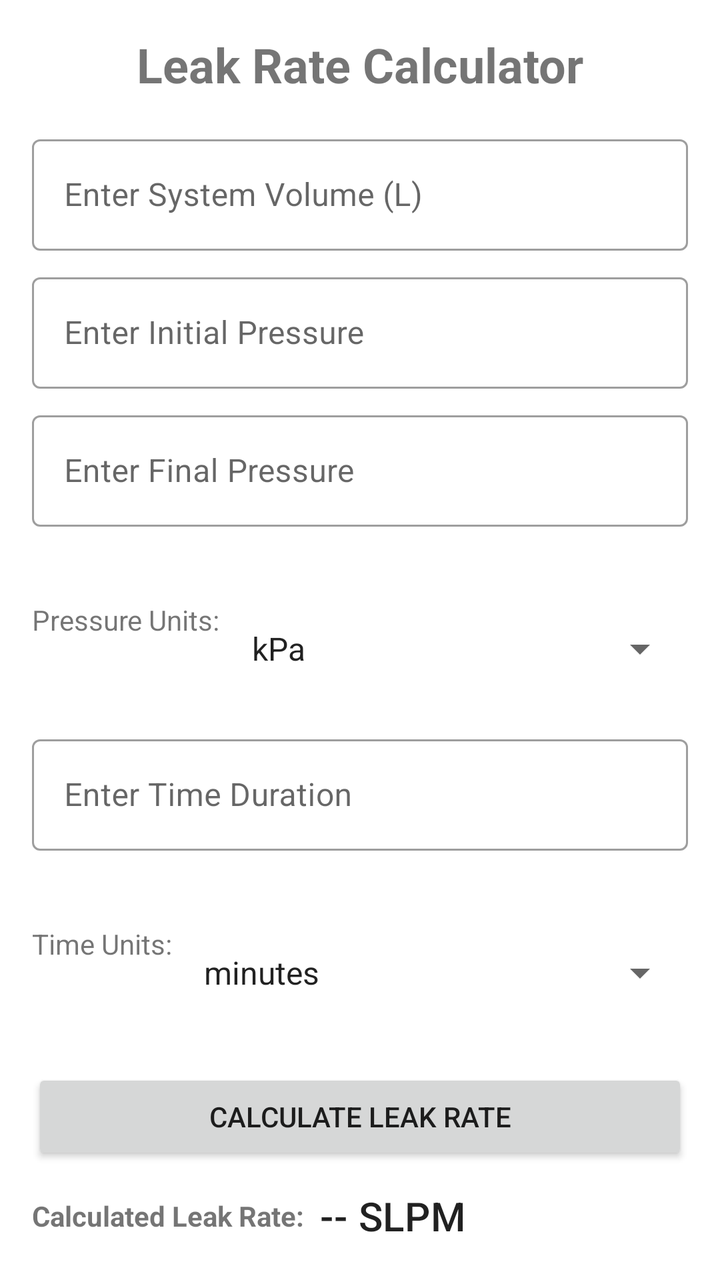
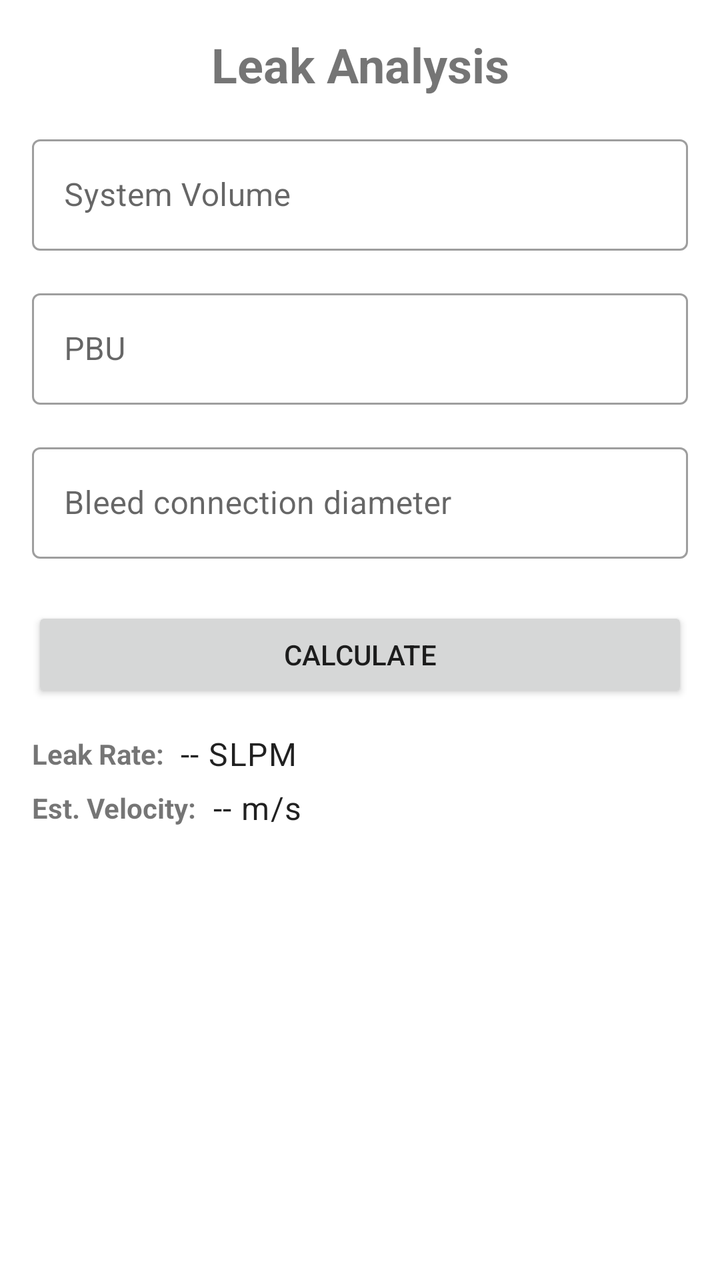

Before-and-after screenshots of an Android layout around one commit, followed by the original layout XML and the change that was made.
<!-- AndroidManifest.xml: application theme Theme.ValveTight -->
<!-- res/layout/activity_leak_rate.xml -->
<?xml version="1.0" encoding="utf-8"?>
<androidx.core.widget.NestedScrollView xmlns:android="http://schemas.android.com/apk/res/android"
    xmlns:app="http://schemas.android.com/apk/res-auto"
    xmlns:tools="http://schemas.android.com/tools"
    android:layout_width="match_parent"
    android:layout_height="match_parent"
    android:fillViewport="true">

    <androidx.constraintlayout.widget.ConstraintLayout
        android:layout_width="match_parent"
        android:layout_height="wrap_content"
        android:padding="16dp"
        tools:context=".LeakRateActivity">

        <TextView
            android:id="@+id/textViewLeakRateTitle"
            android:layout_width="wrap_content"
            android:layout_height="wrap_content"
            android:text="@string/leak_rate_activity_title"
            android:textSize="24sp"
            android:textStyle="bold"
            app:layout_constraintTop_toTopOf="parent"
            app:layout_constraintStart_toStartOf="parent"
            app:layout_constraintEnd_toEndOf="parent" />

        
        <com.google.android.material.textfield.TextInputLayout
            android:id="@+id/textInputLayoutSystemVolume"
            style="@style/Widget.MaterialComponents.TextInputLayout.OutlinedBox"
            android:layout_width="0dp"
            android:layout_height="wrap_content"
            android:layout_marginTop="16dp"
            android:hint="@string/system_volume_hint_editable"
            app:layout_constraintTop_toBottomOf="@id/textViewLeakRateTitle"
            app:layout_constraintStart_toStartOf="parent"
            app:layout_constraintEnd_toEndOf="parent">

            <com.google.android.material.textfield.TextInputEditText
                android:id="@+id/editTextSystemVolumeLiters"
                android:layout_width="match_parent"
                android:layout_height="wrap_content"
                android:inputType="numberDecimal" />
        </com.google.android.material.textfield.TextInputLayout>

        
        <com.google.android.material.textfield.TextInputLayout
            android:id="@+id/textInputLayoutInitialPressure"
            style="@style/Widget.MaterialComponents.TextInputLayout.OutlinedBox"
            android:layout_width="0dp"
            android:layout_height="wrap_content"
            android:layout_marginTop="8dp"
            android:hint="@string/initial_pressure_hint"
            app:layout_constraintTop_toBottomOf="@id/textInputLayoutSystemVolume"
            app:layout_constraintStart_toStartOf="parent"
            app:layout_constraintEnd_toEndOf="parent">

            <com.google.android.material.textfield.TextInputEditText
                android:id="@+id/editTextInitialPressure"
                android:layout_width="match_parent"
                android:layout_height="wrap_content"
                android:inputType="numberDecimal" />
        </com.google.android.material.textfield.TextInputLayout>

        
        <com.google.android.material.textfield.TextInputLayout
            android:id="@+id/textInputLayoutFinalPressure"
            style="@style/Widget.MaterialComponents.TextInputLayout.OutlinedBox"
            android:layout_width="0dp"
            android:layout_height="wrap_content"
            android:layout_marginTop="8dp"
            android:hint="@string/final_pressure_hint"
            app:layout_constraintTop_toBottomOf="@id/textInputLayoutInitialPressure"
            app:layout_constraintStart_toStartOf="parent"
            app:layout_constraintEnd_toEndOf="parent">

            <com.google.android.material.textfield.TextInputEditText
                android:id="@+id/editTextFinalPressure"
                android:layout_width="match_parent"
                android:layout_height="wrap_content"
                android:inputType="numberDecimal" />
        </com.google.android.material.textfield.TextInputLayout>

        
        <TextView
            android:id="@+id/textViewPressureUnitsLabel"
            android:layout_width="wrap_content"
            android:layout_height="wrap_content"
            android:layout_marginTop="8dp"
            android:text="@string/pressure_units_label"
            app:layout_constraintTop_toBottomOf="@id/textInputLayoutFinalPressure"
            app:layout_constraintStart_toStartOf="parent"
            app:layout_constraintBottom_toBottomOf="@id/spinnerPressureUnits"/>

        
        <Spinner
            android:id="@+id/spinnerPressureUnits"
            android:layout_width="0dp"
            android:layout_height="wrap_content"
            android:minHeight="48dp"
            android:layout_marginStart="8dp"
            app:layout_constraintTop_toTopOf="@id/textViewPressureUnitsLabel"
            app:layout_constraintStart_toEndOf="@id/textViewPressureUnitsLabel"
            app:layout_constraintEnd_toEndOf="parent"
            android:entries="@array/pressure_units_array" />

        
        <com.google.android.material.textfield.TextInputLayout
            android:id="@+id/textInputLayoutTimeDuration"
            style="@style/Widget.MaterialComponents.TextInputLayout.OutlinedBox"
            android:layout_width="0dp"
            android:layout_height="wrap_content"
            android:layout_marginTop="16dp"
            android:hint="@string/time_duration_hint"
            app:layout_constraintTop_toBottomOf="@id/spinnerPressureUnits"
            app:layout_constraintStart_toStartOf="parent"
            app:layout_constraintEnd_toEndOf="parent">

            <com.google.android.material.textfield.TextInputEditText
                android:id="@+id/editTextTimeDuration"
                android:layout_width="match_parent"
                android:layout_height="wrap_content"
                android:inputType="numberDecimal" />
        </com.google.android.material.textfield.TextInputLayout>

        
        <TextView
            android:id="@+id/textViewTimeUnitsLabel"
            android:layout_width="wrap_content"
            android:layout_height="wrap_content"
            android:layout_marginTop="8dp"
            android:text="@string/time_units_label"
            app:layout_constraintTop_toBottomOf="@id/textInputLayoutTimeDuration"
            app:layout_constraintStart_toStartOf="parent"
            app:layout_constraintBottom_toBottomOf="@id/spinnerTimeUnits"/>

        
        <Spinner
            android:id="@+id/spinnerTimeUnits"
            android:layout_width="0dp"
            android:layout_height="wrap_content"
            android:minHeight="48dp"
            android:layout_marginStart="8dp"
            app:layout_constraintTop_toTopOf="@id/textViewTimeUnitsLabel"
            app:layout_constraintStart_toEndOf="@id/textViewTimeUnitsLabel"
            app:layout_constraintEnd_toEndOf="parent"
            android:entries="@array/time_units_array" />

        
        <Button
            android:id="@+id/buttonCalculateLeakRate"
            android:layout_width="0dp"
            android:layout_height="wrap_content"
            android:minHeight="48dp"
            android:layout_marginTop="24dp"
            android:text="@string/calculate_leak_rate_button"
            app:layout_constraintTop_toBottomOf="@id/spinnerTimeUnits"
            app:layout_constraintStart_toStartOf="parent"
            app:layout_constraintEnd_toEndOf="parent"/>

        
        <TextView
            android:id="@+id/textViewCalculatedLeakRateLabel"
            android:layout_width="wrap_content"
            android:layout_height="wrap_content"
            android:layout_marginTop="16dp"
            android:text="@string/calculated_leak_rate_label"
            android:textStyle="bold"
            app:layout_constraintTop_toBottomOf="@id/buttonCalculateLeakRate"
            app:layout_constraintStart_toStartOf="parent"/>

        
        <TextView
            android:id="@+id/textViewLeakRateResult"
            android:layout_width="0dp"
            android:layout_height="wrap_content"
            android:layout_marginStart="8dp"
            android:text="@string/leak_rate_result_placeholder"
            android:textAppearance="?attr/textAppearanceHeadline6"
            app:layout_constraintTop_toTopOf="@id/textViewCalculatedLeakRateLabel"
            app:layout_constraintBottom_toBottomOf="@id/textViewCalculatedLeakRateLabel"
            app:layout_constraintStart_toEndOf="@id/textViewCalculatedLeakRateLabel"
            app:layout_constraintEnd_toEndOf="parent"/>

    </androidx.constraintlayout.widget.ConstraintLayout>
</androidx.core.widget.NestedScrollView>
<!-- resources referenced by this layout -->
<resources>
  <string-array name="pressure_units_array">
          <item>kPa</item>
          <item>bar</item>
          <item>psi</item>
          <item>Pa</item> 
      </string-array>
  <string-array name="time_units_array">
          <item>minutes</item>
          <item>seconds</item>
          <item>hours</item>
      </string-array>
  <string name="calculate_leak_rate_button">Calculate Leak Rate</string>
  <string name="calculated_leak_rate_label">Calculated Leak Rate:</string>
  <string name="final_pressure_hint">Enter Final Pressure</string>
  <string name="initial_pressure_hint">Enter Initial Pressure</string>
  <string name="leak_rate_activity_title">Leak Rate Calculator</string>
  <string name="leak_rate_result_placeholder">-- SLPM</string>
  <string name="pressure_units_label">Pressure Units:</string>
  <string name="system_volume_hint_editable">Enter System Volume (L)</string>
  <string name="time_duration_hint">Enter Time Duration</string>
  <string name="time_units_label">Time Units:</string>
  <style name="Theme.ValveTight" parent="Theme.MaterialComponents.Light.NoActionBar"> 
  
          
          <item name="colorPrimary">@color/purple_500</item>
          <item name="colorPrimaryVariant">@color/purple_700</item>
          <item name="colorOnPrimary">@color/white</item>
          
          <item name="colorSecondary">@color/teal_200</item>
          <item name="colorSecondaryVariant">@color/teal_700</item>
          <item name="colorOnSecondary">@color/black</item>
          
          <item name="android:statusBarColor" tools:targetApi="l">?attr/colorPrimaryVariant</item>
          
  
          
      </style>
  <color name="purple_500">#FF6200EE</color>
  <color name="purple_700">#FF3700B3</color>
  <color name="white">#FFFFFFFF</color>
  <color name="teal_200">#FF03DAC5</color>
  <color name="teal_700">#FF018786</color>
  <color name="black">#FF000000</color>
</resources>

<!-- the commit's change to res/layout/activity_leak_rate.xml (unified diff, before → after) -->
@@ -23,7 +23,6 @@
             app:layout_constraintStart_toStartOf="parent"
             app:layout_constraintEnd_toEndOf="parent" />
 
-        
         <com.google.android.material.textfield.TextInputLayout
             android:id="@+id/textInputLayoutSystemVolume"
             style="@style/Widget.MaterialComponents.TextInputLayout.OutlinedBox"
@@ -31,10 +30,10 @@
             android:layout_height="wrap_content"
             android:layout_marginTop="16dp"
             android:hint="@string/system_volume_hint_editable"
+            app:suffixText="L"
             app:layout_constraintTop_toBottomOf="@id/textViewLeakRateTitle"
             app:layout_constraintStart_toStartOf="parent"
             app:layout_constraintEnd_toEndOf="parent">
-
             <com.google.android.material.textfield.TextInputEditText
                 android:id="@+id/editTextSystemVolumeLiters"
                 android:layout_width="match_parent"
@@ -42,144 +41,94 @@
                 android:inputType="numberDecimal" />
         </com.google.android.material.textfield.TextInputLayout>
 
-        
         <com.google.android.material.textfield.TextInputLayout
-            android:id="@+id/textInputLayoutInitialPressure"
-            style="@style/Widget.MaterialComponents.TextInputLayout.OutlinedBox"
-            android:layout_width="0dp"
-            android:layout_height="wrap_content"
-            android:layout_marginTop="8dp"
-            android:hint="@string/initial_pressure_hint"
-            app:layout_constraintTop_toBottomOf="@id/textInputLayoutSystemVolume"
-            app:layout_constraintStart_toStartOf="parent"
-            app:layout_constraintEnd_toEndOf="parent">
-
-            <com.google.android.material.textfield.TextInputEditText
-                android:id="@+id/editTextInitialPressure"
-                android:layout_width="match_parent"
-                android:layout_height="wrap_content"
-                android:inputType="numberDecimal" />
-        </com.google.android.material.textfield.TextInputLayout>
-
-        
-        <com.google.android.material.textfield.TextInputLayout
-            android:id="@+id/textInputLayoutFinalPressure"
-            style="@style/Widget.MaterialComponents.TextInputLayout.OutlinedBox"
-            android:layout_width="0dp"
-            android:layout_height="wrap_content"
-            android:layout_marginTop="8dp"
-            android:hint="@string/final_pressure_hint"
-            app:layout_constraintTop_toBottomOf="@id/textInputLayoutInitialPressure"
-            app:layout_constraintStart_toStartOf="parent"
-            app:layout_constraintEnd_toEndOf="parent">
-
-            <com.google.android.material.textfield.TextInputEditText
-                android:id="@+id/editTextFinalPressure"
-                android:layout_width="match_parent"
-                android:layout_height="wrap_content"
-                android:inputType="numberDecimal" />
-        </com.google.android.material.textfield.TextInputLayout>
-
-        
-        <TextView
-            android:id="@+id/textViewPressureUnitsLabel"
-            android:layout_width="wrap_content"
-            android:layout_height="wrap_content"
-            android:layout_marginTop="8dp"
-            android:text="@string/pressure_units_label"
-            app:layout_constraintTop_toBottomOf="@id/textInputLayoutFinalPressure"
-            app:layout_constraintStart_toStartOf="parent"
-            app:layout_constraintBottom_toBottomOf="@id/spinnerPressureUnits"/>
-
-        
-        <Spinner
-            android:id="@+id/spinnerPressureUnits"
-            android:layout_width="0dp"
-            android:layout_height="wrap_content"
-            android:minHeight="48dp"
-            android:layout_marginStart="8dp"
-            app:layout_constraintTop_toTopOf="@id/textViewPressureUnitsLabel"
-            app:layout_constraintStart_toEndOf="@id/textViewPressureUnitsLabel"
-            app:layout_constraintEnd_toEndOf="parent"
-            android:entries="@array/pressure_units_array" />
-
-        
-        <com.google.android.material.textfield.TextInputLayout
-            android:id="@+id/textInputLayoutTimeDuration"
+            android:id="@+id/textInputLayoutPressureChangeRate"
             style="@style/Widget.MaterialComponents.TextInputLayout.OutlinedBox"
             android:layout_width="0dp"
             android:layout_height="wrap_content"
             android:layout_marginTop="16dp"
-            android:hint="@string/time_duration_hint"
-            app:layout_constraintTop_toBottomOf="@id/spinnerPressureUnits"
-            app:layout_constraintStart_toStartOf="parent"
-            app:layout_constraintEnd_toEndOf="parent">
+            android:hint="@string/pressure_change_rate_hint"
+        app:suffixText="bar/min"
+        app:layout_constraintTop_toBottomOf="@id/textInputLayoutSystemVolume"
+        app:layout_constraintStart_toStartOf="parent"
+        app:layout_constraintEnd_toEndOf="parent">
+        <com.google.android.material.textfield.TextInputEditText
+            android:id="@+id/editTextPressureChangeRate"
+            android:layout_width="match_parent"
+            android:layout_height="wrap_content"
+            android:inputType="numberDecimal" />
+    </com.google.android.material.textfield.TextInputLayout>
 
-            <com.google.android.material.textfield.TextInputEditText
-                android:id="@+id/editTextTimeDuration"
-                android:layout_width="match_parent"
-                android:layout_height="wrap_content"
-                android:inputType="numberDecimal" />
-        </com.google.android.material.textfield.TextInputLayout>
+    <com.google.android.material.textfield.TextInputLayout
+        android:id="@+id/textInputLayoutBleedDiameter"
+        style="@style/Widget.MaterialComponents.TextInputLayout.OutlinedBox"
+        android:layout_width="0dp"
+        android:layout_height="wrap_content"
+        android:layout_marginTop="16dp"
+        android:hint="@string/bleed_diameter_hint"
+    app:suffixText="mm"
+    app:layout_constraintTop_toBottomOf="@id/textInputLayoutPressureChangeRate"
+    app:layout_constraintStart_toStartOf="parent"
+    app:layout_constraintEnd_toEndOf="parent">
+    <com.google.android.material.textfield.TextInputEditText
+        android:id="@+id/editTextBleedDiameter"
+        android:layout_width="match_parent"
+        android:layout_height="wrap_content"
+        android:inputType="text"/>
+</com.google.android.material.textfield.TextInputLayout>
 
-        
-        <TextView
-            android:id="@+id/textViewTimeUnitsLabel"
-            android:layout_width="wrap_content"
-            android:layout_height="wrap_content"
-            android:layout_marginTop="8dp"
-            android:text="@string/time_units_label"
-            app:layout_constraintTop_toBottomOf="@id/textInputLayoutTimeDuration"
-            app:layout_constraintStart_toStartOf="parent"
-            app:layout_constraintBottom_toBottomOf="@id/spinnerTimeUnits"/>
+<Button
+android:id="@+id/buttonCalculateAnalysis"
+android:layout_width="0dp"
+android:layout_height="wrap_content"
+android:minHeight="48dp"
+android:layout_marginTop="24dp"
+android:text="@string/calculate_button"
+app:layout_constraintTop_toBottomOf="@id/textInputLayoutBleedDiameter"
+app:layout_constraintStart_toStartOf="parent"
+app:layout_constraintEnd_toEndOf="parent"/>
 
-        
-        <Spinner
-            android:id="@+id/spinnerTimeUnits"
-            android:layout_width="0dp"
-            android:layout_height="wrap_content"
-            android:minHeight="48dp"
-            android:layout_marginStart="8dp"
-            app:layout_constraintTop_toTopOf="@id/textViewTimeUnitsLabel"
-            app:layout_constraintStart_toEndOf="@id/textViewTimeUnitsLabel"
-            app:layout_constraintEnd_toEndOf="parent"
-            android:entries="@array/time_units_array" />
+<TextView
+android:id="@+id/textViewCalculatedLeakRateLabel"
+android:layout_width="wrap_content"
+android:layout_height="wrap_content"
+android:layout_marginTop="16dp"
+android:text="@string/leak_rate_label"
+    android:textStyle="bold"
+    app:layout_constraintTop_toBottomOf="@id/buttonCalculateAnalysis"
+    app:layout_constraintStart_toStartOf="parent"/>
+<TextView
+android:id="@+id/textViewLeakRateResult"
+android:layout_width="0dp"
+android:layout_height="wrap_content"
+android:layout_marginStart="8dp"
+android:text="@string/leak_rate_result_placeholder"
+android:textAppearance="?attr/textAppearanceBody1"
+app:layout_constraintTop_toTopOf="@id/textViewCalculatedLeakRateLabel"
+app:layout_constraintBottom_toBottomOf="@id/textViewCalculatedLeakRateLabel"
+app:layout_constraintStart_toEndOf="@id/textViewCalculatedLeakRateLabel"
+app:layout_constraintEnd_toEndOf="parent"/>
 
-        
-        <Button
-            android:id="@+id/buttonCalculateLeakRate"
-            android:layout_width="0dp"
-            android:layout_height="wrap_content"
-            android:minHeight="48dp"
-            android:layout_marginTop="24dp"
-            android:text="@string/calculate_leak_rate_button"
-            app:layout_constraintTop_toBottomOf="@id/spinnerTimeUnits"
-            app:layout_constraintStart_toStartOf="parent"
-            app:layout_constraintEnd_toEndOf="parent"/>
-
-        
-        <TextView
-            android:id="@+id/textViewCalculatedLeakRateLabel"
-            android:layout_width="wrap_content"
-            android:layout_height="wrap_content"
-            android:layout_marginTop="16dp"
-            android:text="@string/calculated_leak_rate_label"
-            android:textStyle="bold"
-            app:layout_constraintTop_toBottomOf="@id/buttonCalculateLeakRate"
-            app:layout_constraintStart_toStartOf="parent"/>
-
-        
-        <TextView
-            android:id="@+id/textViewLeakRateResult"
-            android:layout_width="0dp"
-            android:layout_height="wrap_content"
-            android:layout_marginStart="8dp"
-            android:text="@string/leak_rate_result_placeholder"
-            android:textAppearance="?attr/textAppearanceHeadline6"
-            app:layout_constraintTop_toTopOf="@id/textViewCalculatedLeakRateLabel"
-            app:layout_constraintBottom_toBottomOf="@id/textViewCalculatedLeakRateLabel"
-            app:layout_constraintStart_toEndOf="@id/textViewCalculatedLeakRateLabel"
-            app:layout_constraintEnd_toEndOf="parent"/>
+<TextView
+android:id="@+id/textViewVelocityLabel"
+android:layout_width="wrap_content"
+android:layout_height="wrap_content"
+android:layout_marginTop="8dp"
+android:text="@string/velocity_label"
+android:textStyle="bold"
+app:layout_constraintTop_toBottomOf="@id/textViewCalculatedLeakRateLabel"
+app:layout_constraintStart_toStartOf="parent"/>
+<TextView
+android:id="@+id/textViewVelocityResult"
+android:layout_width="0dp"
+android:layout_height="wrap_content"
+android:layout_marginStart="8dp"
+android:text="@string/velocity_result_placeholder"
+android:textAppearance="?attr/textAppearanceBody1"
+app:layout_constraintTop_toTopOf="@id/textViewVelocityLabel"
+app:layout_constraintBottom_toBottomOf="@id/textViewVelocityLabel"
+app:layout_constraintStart_toEndOf="@id/textViewVelocityLabel"
+app:layout_constraintEnd_toEndOf="parent"/>
 
     </androidx.constraintlayout.widget.ConstraintLayout>
-</androidx.core.widget.NestedScrollView>
+    </androidx.core.widget.NestedScrollView>
<!-- resource entries referenced after the edit -->
@@ -1,26 +1,14 @@
 <!-- resources referenced by this layout -->
 <resources>
-  <string-array name="pressure_units_array">
-          <item>kPa</item>
-          <item>bar</item>
-          <item>psi</item>
-          <item>Pa</item> 
-      </string-array>
-  <string-array name="time_units_array">
-          <item>minutes</item>
-          <item>seconds</item>
-          <item>hours</item>
-      </string-array>
-  <string name="calculate_leak_rate_button">Calculate Leak Rate</string>
-  <string name="calculated_leak_rate_label">Calculated Leak Rate:</string>
-  <string name="final_pressure_hint">Enter Final Pressure</string>
-  <string name="initial_pressure_hint">Enter Initial Pressure</string>
-  <string name="leak_rate_activity_title">Leak Rate Calculator</string>
+  <string name="bleed_diameter_hint">Bleed connection diameter</string>
+  <string name="calculate_button">Calculate</string>
+  <string name="leak_rate_activity_title">Leak Analysis</string>
+  <string name="leak_rate_label">Leak Rate:</string>
   <string name="leak_rate_result_placeholder">-- SLPM</string>
-  <string name="pressure_units_label">Pressure Units:</string>
-  <string name="system_volume_hint_editable">Enter System Volume (L)</string>
-  <string name="time_duration_hint">Enter Time Duration</string>
-  <string name="time_units_label">Time Units:</string>
+  <string name="pressure_change_rate_hint">PBU</string>
+  <string name="system_volume_hint_editable">System Volume</string>
+  <string name="velocity_label">Est. Velocity:</string>
+  <string name="velocity_result_placeholder">-- m/s</string>
   <style name="Theme.ValveTight" parent="Theme.MaterialComponents.Light.NoActionBar"> 
   
           
